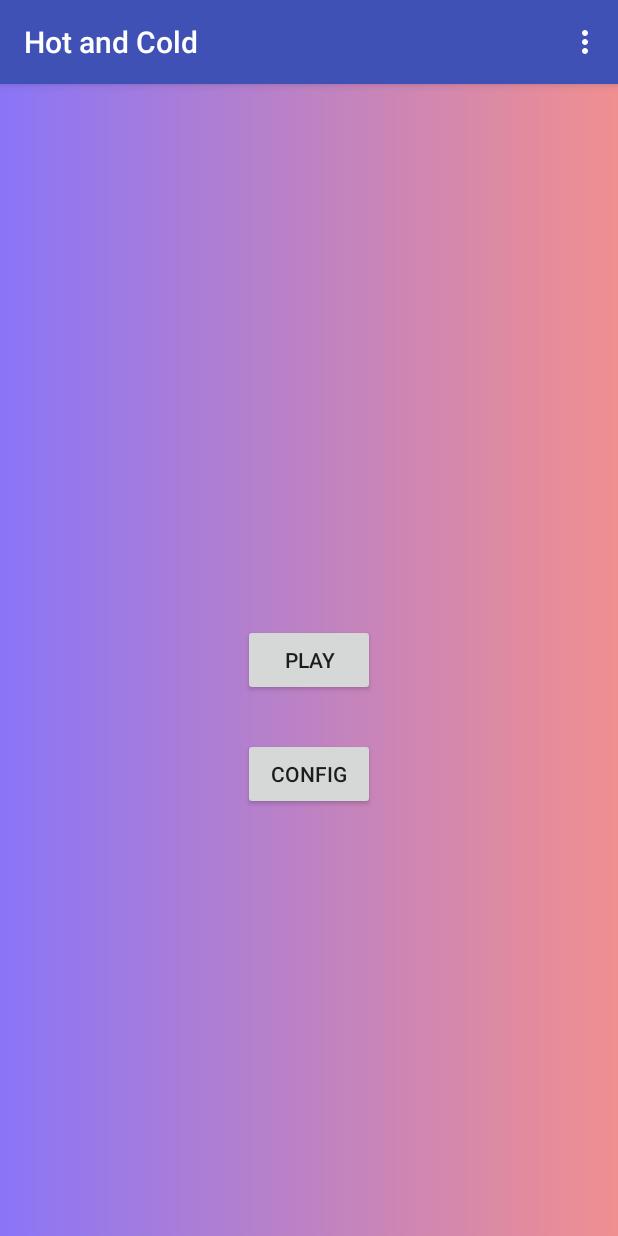
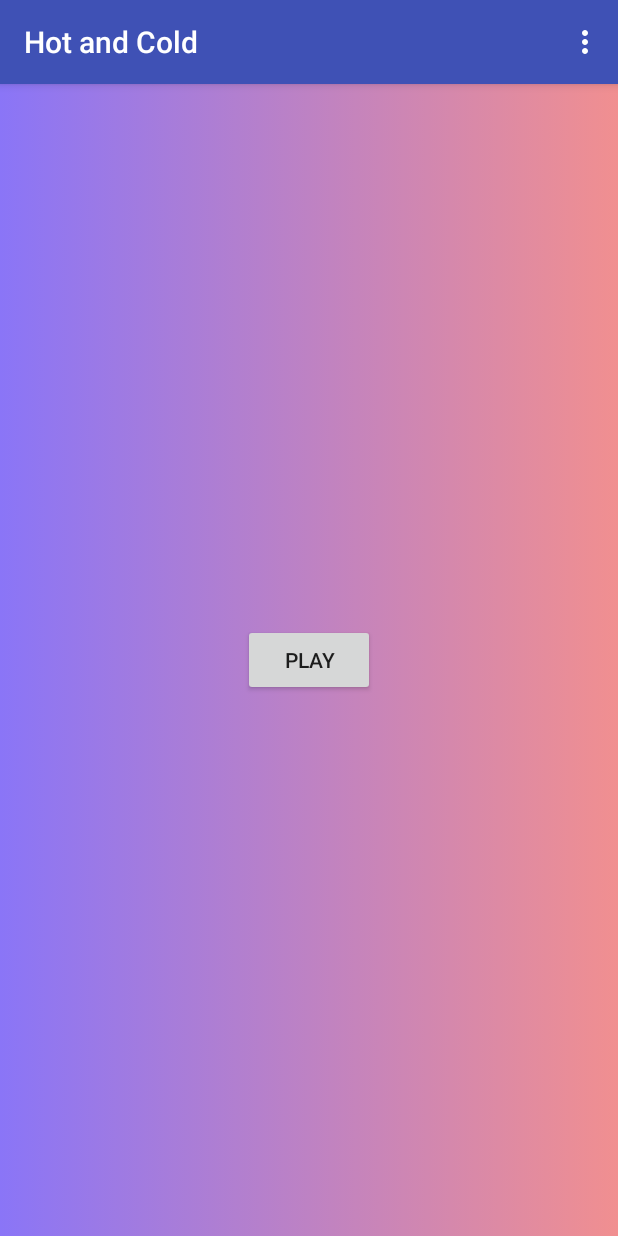
Before and after one commit to Eduardoaafonso/MI12, an Android app: the MenuPrincipal screen opened directly, with no data from a screen before it, on a phone screen of 412 x 824 dp. Run offline under Robolectric (Android 15) with nearby library versions, the phone set to English and light mode, and no system bars; 4 statements that could not run were skipped.

Commit message:
Manhã 9/12

```diff
--- a/MyApplication3/app/src/main/res/layout/activity_menu_principal.xml
+++ b/MyApplication3/app/src/main/res/layout/activity_menu_principal.xml
@@ -25,24 +25,6 @@
         app:layout_constraintStart_toStartOf="parent"
         app:layout_constraintTop_toBottomOf="@+id/appBarLayout2" />
 
-    <Button
-        android:id="@+id/config"
-        android:layout_width="wrap_content"
-        android:layout_height="wrap_content"
-        android:layout_marginBottom="8dp"
-        android:layout_marginEnd="8dp"
-        android:layout_marginStart="8dp"
-        android:layout_marginTop="8dp"
-        android:layout_weight="1"
-        android:onClick="config"
-        android:text="Config"
-        android:visibility="visible"
-        app:layout_constraintBottom_toBottomOf="parent"
-        app:layout_constraintEnd_toEndOf="parent"
-        app:layout_constraintStart_toStartOf="parent"
-        app:layout_constraintTop_toBottomOf="@+id/appBarLayout2"
-        app:layout_constraintVertical_bias="0.608" />
-
     <android.support.design.widget.AppBarLayout
         android:id="@+id/appBarLayout2"
         android:layout_width="0dp"
--- a/MyApplication3/app/src/main/res/menu/menu_main.xml
+++ b/MyApplication3/app/src/main/res/menu/menu_main.xml
@@ -3,20 +3,8 @@
     xmlns:tools="http://schemas.android.com/tools"
     tools:context="com.example.eduardo.myapplication.MainActivity">
     <item
-        android:id="@+id/easy1"
+        android:id="@+id/cfg"
         android:orderInCategory="100"
-        android:title="@string/easy"
-        app:showAsAction="never" />
+        android:title="Configuration" />
 
-    <item
-        android:id="@+id/normal1"
-        android:orderInCategory="100"
-        android:title="@string/normal"
-        app:showAsAction="never" />
-
-    <item
-        android:id="@+id/hard1"
-        android:orderInCategory="100"
-        android:title="@string/hard"
-        app:showAsAction="never" />
 </menu>
```
Also changed, not shown: MyApplication3/app/src/main/AndroidManifest.xml (+7 -3 lines), MyApplication3/app/src/main/java/com/example/eduardo/myapplication/MenuPrincipal.java (+11 -30 lines), MyApplication3/app/src/main/java/org/altbeacon/beaconreference/ConfiguringActivity.java (+29 -38 lines), MyApplication3/app/src/main/res/layout/activity_configuring.xml (+8 -4 lines).
